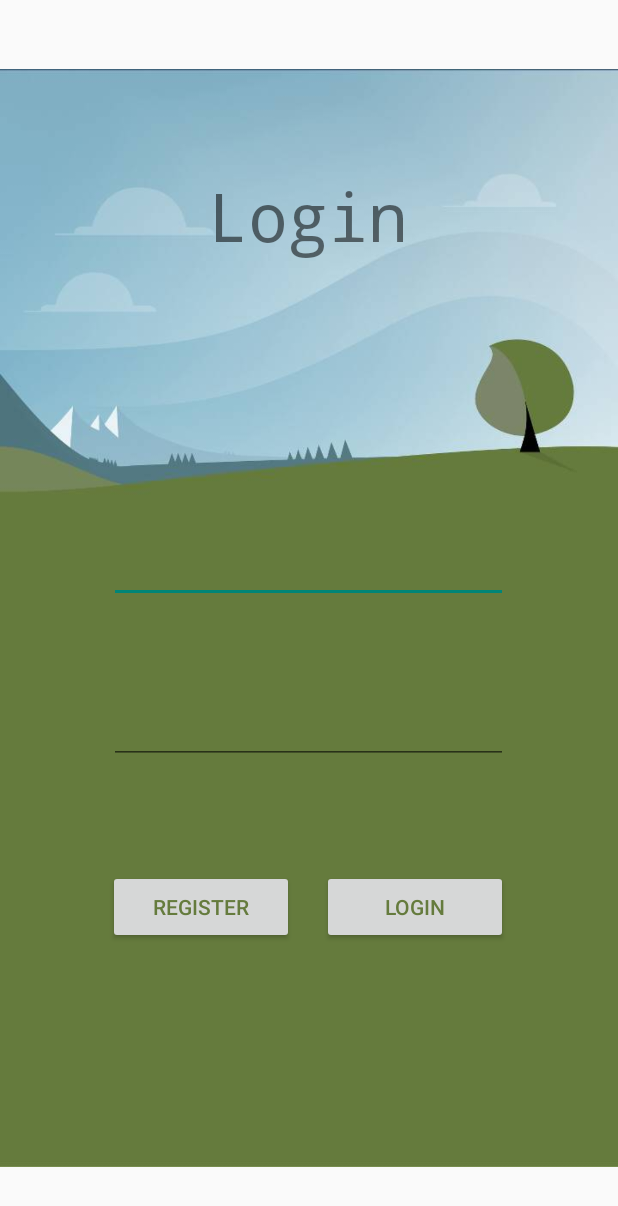
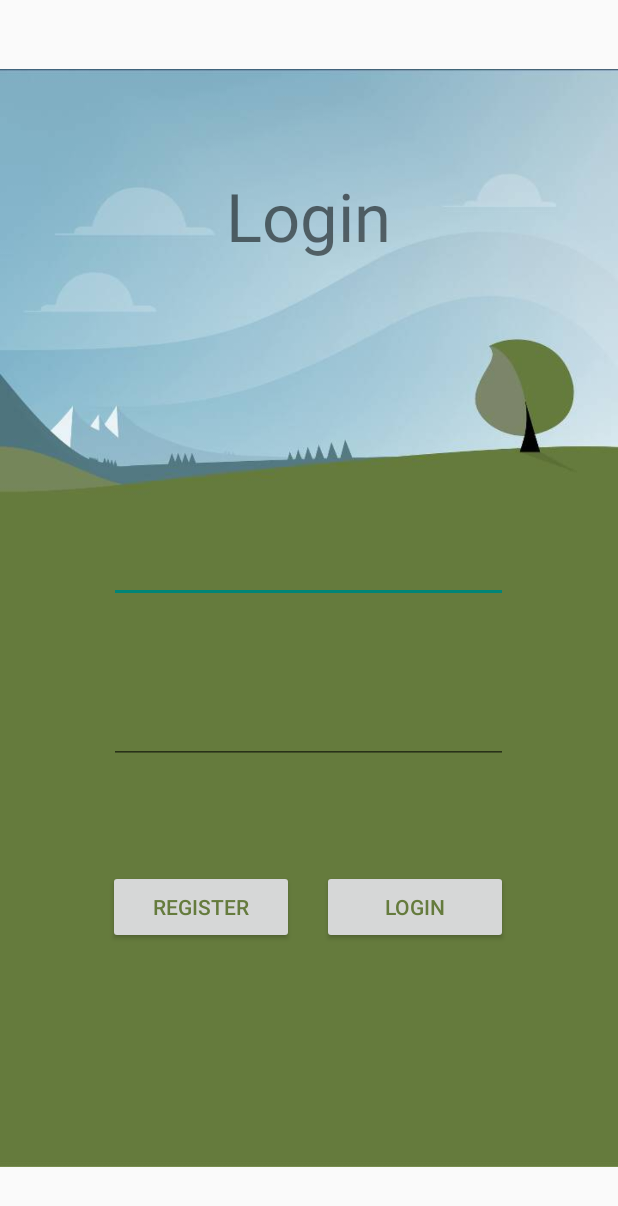
Before and after one commit to ilaishabtai/YudB2023, an Android app: the layout activity_login.xml on its own in the app's theme, with its tools: preview values and no code run, on a phone screen of 412 x 824 dp. Shown: the top 1206 px of the screen. Run offline under Robolectric (Android 15) with nearby library versions, the phone set to English and light mode, and no system bars.

Commit message:
almost final login - base

```diff
--- a/app/src/main/java/com/example/myapplication/Login_Activity.java
+++ b/app/src/main/java/com/example/myapplication/Login_Activity.java
@@ -48,8 +48,6 @@ public class Login_Activity extends AppCompatActivity {
             Toast.makeText(Login_Activity.this, "Register Failed", Toast.LENGTH_LONG).show();
         }
        }
-    }
-    }
 ////////////////////////////////////////////////////////////////////////////////////////////////////////
     public void login(View view) { //פעולה המאפשרת כניסה למשתמש קיים במערכת של ה- פייר בייס
         EditText emailEditText = findViewById(R.id.editEmailAddress);
--- a/app/src/main/res/layout/activity_login.xml
+++ b/app/src/main/res/layout/activity_login.xml
@@ -22,7 +22,7 @@
         android:id="@+id/login_title"
         android:layout_width="wrap_content"
         android:layout_height="wrap_content"
-        android:fontFamily="monospace"
+        android:fontFamily="sans-serif"
         android:text="Login"
         android:textSize="20pt"
         app:layout_constraintBottom_toBottomOf="@+id/imageView"
```
